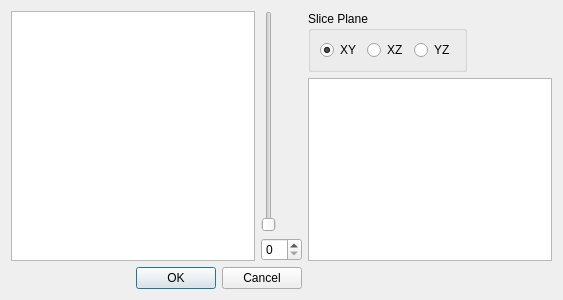
Above: doctors/geomdialog.ui from eNorris/thesis before the change. Below: the same form after it.
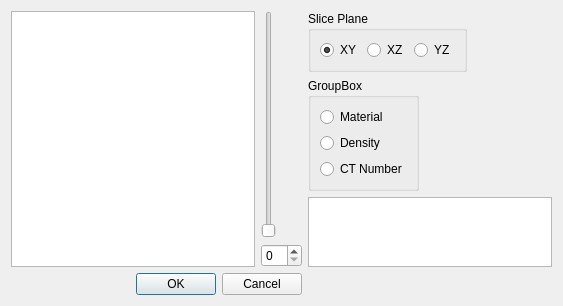
That is the form after the change. Custom widgets are drawn as their Qt base class.

Commit message: Updated the GUI so it's less hideous. Density is now calculated as well.

```diff
--- a/doctors/geomdialog.ui
+++ b/doctors/geomdialog.ui
@@ -14,25 +14,19 @@
    <string>Dialog</string>
   </property>
   <layout class="QGridLayout" name="gridLayout_2">
-   <item row="3" column="0" colspan="2">
-    <widget class="QDialogButtonBox" name="buttonBox">
-     <property name="orientation">
-      <enum>Qt::Horizontal</enum>
-     </property>
-     <property name="standardButtons">
-      <set>QDialogButtonBox::Cancel|QDialogButtonBox::Ok</set>
-     </property>
-    </widget>
-   </item>
-   <item row="1" column="3" rowspan="2">
-    <widget class="QListView" name="listView_2">
-     <property name="sizePolicy">
-      <sizepolicy hsizetype="Expanding" vsizetype="Expanding">
-       <horstretch>0</horstretch>
-       <verstretch>0</verstretch>
-      </sizepolicy>
-     </property>
-    </widget>
+   <item row="0" column="1" rowspan="4">
+    <layout class="QGridLayout" name="gridLayout">
+     <item row="0" column="0">
+      <widget class="QSlider" name="sliceVerticalSlider">
+       <property name="orientation">
+        <enum>Qt::Vertical</enum>
+       </property>
+      </widget>
+     </item>
+     <item row="1" column="0">
+      <widget class="QSpinBox" name="sliceSpinBox"/>
+     </item>
+    </layout>
    </item>
    <item row="0" column="3">
     <layout class="QHBoxLayout" name="horizontalLayout">
@@ -90,23 +84,76 @@
      </item>
     </layout>
    </item>
-   <item row="0" column="1" rowspan="3">
-    <layout class="QGridLayout" name="gridLayout">
-     <item row="0" column="0">
-      <widget class="QSlider" name="sliceVerticalSlider">
-       <property name="orientation">
-        <enum>Qt::Vertical</enum>
-       </property>
-      </widget>
-     </item>
-     <item row="1" column="0">
-      <widget class="QSpinBox" name="sliceSpinBox"/>
-     </item>
-    </layout>
-   </item>
-   <item row="0" column="0" rowspan="3">
+   <item row="0" column="0" rowspan="4">
     <widget class="ZoomablePannableGraphicsView" name="graphicsView"/>
    </item>
+   <item row="4" column="0" colspan="2">
+    <widget class="QDialogButtonBox" name="buttonBox">
+     <property name="orientation">
+      <enum>Qt::Horizontal</enum>
+     </property>
+     <property name="standardButtons">
+      <set>QDialogButtonBox::Cancel|QDialogButtonBox::Ok</set>
+     </property>
+    </widget>
+   </item>
+   <item row="2" column="3" rowspan="2">
+    <widget class="QListView" name="listView_2">
+     <property name="sizePolicy">
+      <sizepolicy hsizetype="Expanding" vsizetype="Expanding">
+       <horstretch>0</horstretch>
+       <verstretch>0</verstretch>
+      </sizepolicy>
+     </property>
+    </widget>
+   </item>
+   <item row="1" column="3">
+    <layout class="QHBoxLayout" name="horizontalLayout_3">
+     <item>
+      <widget class="QGroupBox" name="groupBox">
+       <property name="title">
+        <string>GroupBox</string>
+       </property>
+       <layout class="QVBoxLayout" name="verticalLayout">
+        <item>
+         <widget class="QRadioButton" name="radioButton">
+          <property name="text">
+           <string>Material</string>
+          </property>
+         </widget>
+        </item>
+        <item>
+         <widget class="QRadioButton" name="radioButton_2">
+          <property name="text">
+           <string>Density</string>
+          </property>
+         </widget>
+        </item>
+        <item>
+         <widget class="QRadioButton" name="radioButton_3">
+          <property name="text">
+           <string>CT Number</string>
+          </property>
+         </widget>
+        </item>
+       </layout>
+      </widget>
+     </item>
+     <item>
+      <spacer name="horizontalSpacer_2">
+       <property name="orientation">
+        <enum>Qt::Horizontal</enum>
+       </property>
+       <property name="sizeHint" stdset="0">
+        <size>
+         <width>40</width>
+         <height>20</height>
+        </size>
+       </property>
+      </spacer>
+     </item>
+    </layout>
+   </item>
   </layout>
  </widget>
  <customwidgets>
```
The commit also changes 10 other files.
